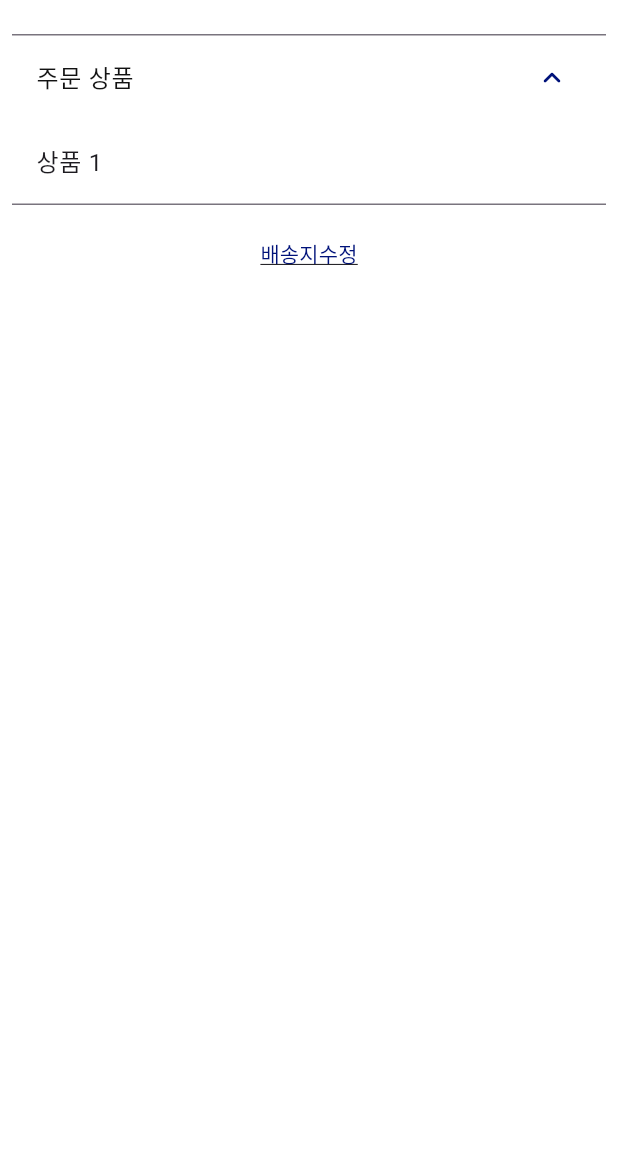
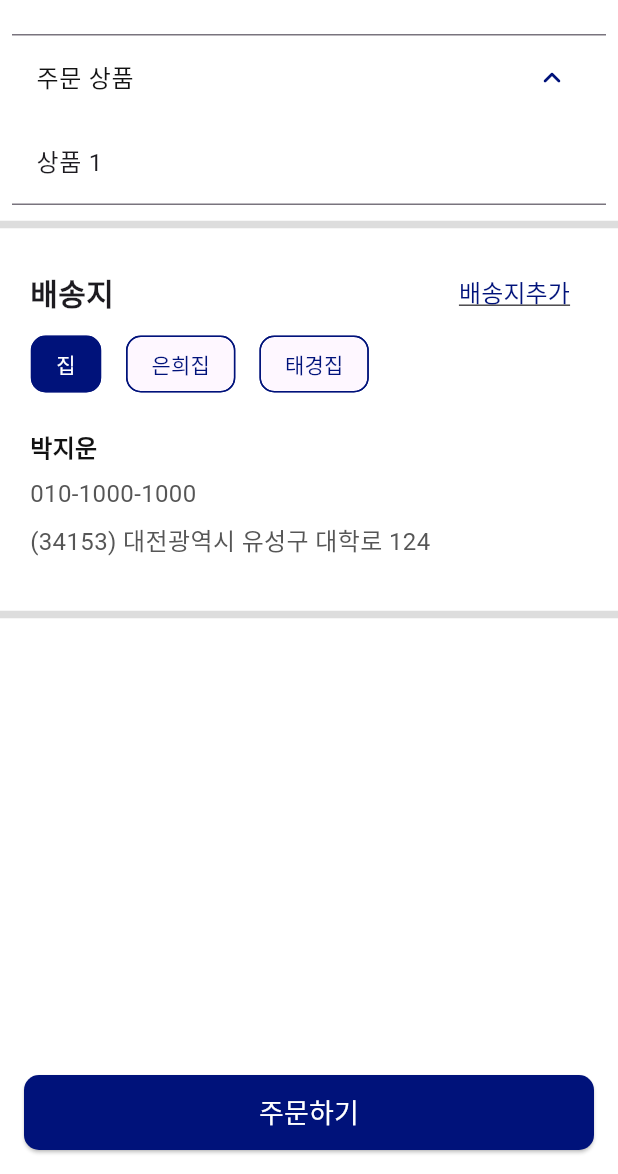
Before and after one commit to pedada6684/STA-D, a Flutter app: the OrderScreen screen opened directly, after a tap on "주문 상품", on a phone screen of 412 x 824 dp, the part 62-1236 px from its top. Run offline on Flutter 3.47's test engine with Material 3 defaults, Android fonts, the phone set to English and light mode, and no system bars; our stand-ins replace dio, firebase_auth, firebase_core, flutter_carousel_widget, flutter_dotenv, flutter_secure_storage and 2 more; missing offline and left inert: jwt_decode, qr_code_scanner, remedi_kopo; accounts and stored records are empty.

Commit message:
feat: 주문서 배송지 부분 UI 구현

```diff
--- a/stad/lib/main.dart
+++ b/stad/lib/main.dart
@@ -2,13 +2,14 @@ import 'package:flutter/material.dart';
 import 'package:firebase_core/firebase_core.dart';
 import 'package:flutter_dotenv/flutter_dotenv.dart';
 import 'package:provider/provider.dart';
-import 'package:stad/component/bottom_bar.dart';
 import 'package:stad/constant/animated_indexed_stack.dart';
 import 'package:stad/firebase_options.dart';
 import 'package:stad/providers/user_provider.dart';
 import 'package:stad/screen/cart/cart_screen.dart';
 import 'package:stad/screen/home/home_screen.dart';
 import 'package:stad/screen/myStad/myStad_screen.dart';
+
+import 'widget/bottom_bar.dart';
 
 Future<void> main() async {
   WidgetsFlutterBinding.ensureInitialized(); // Flutter 엔진과 위젯 트리 바인딩
--- /dev/null
+++ b/stad/lib/models/delivery_address.dart
@@ -0,0 +1,13 @@
+class DeliveryAddress {
+  final String name;
+  final String phone;
+  final String location;
+  final String locationNick;
+
+  DeliveryAddress({
+    required this.name,
+    required this.phone,
+    required this.location,
+    required this.locationNick,
+  });
+}
--- a/stad/lib/screen/cart/cart_screen.dart
+++ b/stad/lib/screen/cart/cart_screen.dart
@@ -1,7 +1,8 @@
 import 'package:flutter/material.dart';
-import 'package:stad/component/app_bar.dart';
-import 'package:stad/component/button.dart';
+
 import 'package:stad/constant/colors.dart';
+import 'package:stad/widget/app_bar.dart';
+import 'package:stad/widget/button.dart';
 
 class CartScreen extends StatefulWidget {
   const CartScreen({super.key});
--- a/stad/lib/screen/myStad/myStad_screen.dart
+++ b/stad/lib/screen/myStad/myStad_screen.dart
@@ -2,8 +2,6 @@ import 'package:flutter/material.dart';
 import 'package:flutter_secure_storage/flutter_secure_storage.dart';
 import 'package:google_sign_in/google_sign_in.dart';
 import 'package:provider/provider.dart';
-import 'package:stad/component/app_bar.dart';
-import 'package:stad/component/button.dart';
 import 'package:stad/constant/colors.dart';
 import 'package:stad/main.dart';
 import 'package:stad/models/user_model.dart';
@@ -12,6 +10,8 @@ import 'package:stad/screen/login/login_screen.dart';
 import 'package:stad/screen/myStad/mycommercial_screen.dart';
 import 'package:stad/screen/myStad/mycontents_screen.dart';
 import 'package:stad/screen/myStad/qr_screen.dart';
+import 'package:stad/widget/app_bar.dart';
+import 'package:stad/widget/button.dart';
 
 class MyStadScreen extends StatefulWidget {
   const MyStadScreen({super.key});
--- a/stad/lib/screen/myStad/mycommercial_screen.dart
+++ b/stad/lib/screen/myStad/mycommercial_screen.dart
@@ -1,6 +1,6 @@
 import 'package:flutter/material.dart';
-import 'package:stad/component/app_bar.dart';
 import 'package:stad/constant/colors.dart';
+import 'package:stad/widget/app_bar.dart';
 
 class MyCommercialScreen extends StatefulWidget {
   const MyCommercialScreen({super.key});
--- a/stad/lib/screen/myStad/mycontents_screen.dart
+++ b/stad/lib/screen/myStad/mycontents_screen.dart
@@ -1,7 +1,7 @@
 import 'package:flutter/material.dart';
-import 'package:stad/component/app_bar.dart';
 import 'package:stad/constant/colors.dart';
 import 'package:flutter_carousel_widget/flutter_carousel_widget.dart';
+import 'package:stad/widget/app_bar.dart';
 
 class MyContentsScreen extends StatefulWidget {
   const MyContentsScreen({super.key});
--- a/stad/lib/screen/myStad/qr_screen.dart
+++ b/stad/lib/screen/myStad/qr_screen.dart
@@ -1,7 +1,7 @@
 import 'package:flutter/material.dart';
 import 'package:qr_code_scanner/qr_code_scanner.dart';
-import 'package:stad/component/app_bar.dart';
 import 'package:stad/constant/colors.dart';
+import 'package:stad/widget/app_bar.dart';
 
 class QRScreen extends StatefulWidget {
   const QRScreen({Key? key}) : super(key: key);
--- a/stad/lib/screen/order/order_screen.dart
+++ b/stad/lib/screen/order/order_screen.dart
@@ -1,7 +1,10 @@
 import 'package:flutter/material.dart';
-import 'package:stad/component/address_screen.dart';
-import 'package:stad/component/app_bar.dart';
 import 'package:stad/constant/colors.dart';
+import 'package:stad/models/delivery_address.dart';
+import 'package:stad/screen/product/option_bottom_sheet.dart';
+import 'package:stad/widget/address_screen.dart';
+import 'package:stad/widget/app_bar.dart';
+import 'package:stad/widget/button.dart';
 
 class OrderScreen extends StatefulWidget {
   const OrderScreen({super.key});
@@ -15,7 +18,34 @@ class _OrderScreenState extends State<OrderScreen> {
   bool isExpanded = false;
   String? deliveryAddress; //배송지 주소 저장
 
-  final List<String> delieveryAddresses = [];
+  List<DeliveryAddress> deliveryAddresses = [
+    DeliveryAddress(
+      name: "박지운",
+      phone: "010-1000-1000",
+      location: "(34153) 대전광역시 유성구 대학로 124",
+      locationNick: "집",
+    ),
+    DeliveryAddress(
+      name: "최은희",
+      phone: "010-2000-2000",
+      location: "(12345) 서울특별시 강남구 테헤란로 123",
+      locationNick: "은희집",
+    ),
+    DeliveryAddress(
+      name: "이태경",
+      phone: "010-2000-2000",
+      location: "(12345) 서울특별시 강남구 테헤란로 123",
+      locationNick: "태경집",
+    ),
+  ];
+
+  @override
+  void initState() {
+    super.initState();
+    selectedDeliveryAddress = deliveryAddresses.first;
+  }
+
+  DeliveryAddress? selectedDeliveryAddress;
 
   @override
   Widget build(BuildContext context) {
@@ -30,8 +60,112 @@ class _OrderScreenState extends State<OrderScreen> {
       body: SingleChildScrollView(
         child: Column(
           children: [
-            Container(
-              margin: EdgeInsets.all(8.0),
+            _buildOrderHeadContainer(),
+            divider(),
+            _buildSelectAds(context),
+            divider(),
+          ],
+        ),
+      ),
+      bottomNavigationBar: SafeArea(
+        child: Padding(
+          padding: const EdgeInsets.all(16.0),
+          child: CustomElevatedButton(
+            text: '주문하기',
+            textColor: mainWhite,
+            backgroundColor: mainNavy,
+            onPressed: () {
+              showProductOptionBottomSheet(context);
+            },
+          ),
+        ),
+      ),
+    );
+  }
+
+  Container _buildSelectAds(BuildContext context) {
+    return Container(
+      color: mainWhite,
+      child: Padding(
+        padding: const EdgeInsets.symmetric(vertical: 16.0, horizontal: 20.0),
+        child: Column(
+          crossAxisAlignment: CrossAxisAlignment.start,
+          children: [
+            Row(
+              mainAxisAlignment: MainAxisAlignment.spaceBetween,
+              children: [
+                Text(
+                  '배송지',
+                  style: TextStyle(fontSize: 20.0, fontWeight: FontWeight.bold),
+                ),
+                TextButton(
+                  onPressed: () {
+                    showModalBottomSheet(
+                        context: context,
+                        isScrollControlled: true,
+                        useSafeArea: true,
+                        builder: (_) => AddressScreen());
+                  },
+                  child: Text(
+                    '배송지추가',
+                    style: TextStyle(
+                        decoration: TextDecoration.underline,
+                        color: mainNavy,
+                        fontSize: 16.0),
+                  ),
+                ),
+              ],
+            ),
+            deliveryAddresses.isNotEmpty
+                ? _buildDeliveryAddressButtons()
+                : Padding(
+                    padding: const EdgeInsets.all(16.0),
+                    child: Text('배송지를 추가해주세요.'),
+                  ),
+            if (selectedDeliveryAddress != null)
+              Padding(
+                padding: const EdgeInsets.only(top: 20.0, bottom: 16.0),
+                child: _buildDeliveryAds(),
+              ),
+          ],
+        ),
+      ),
+    );
+  }
+
+  Column _buildDeliveryAds() {
+    return Column(
+      crossAxisAlignment: CrossAxisAlignment.start,
+      children: [
+        Text(
+          selectedDeliveryAddress!.name,
+          style: TextStyle(
+              fontWeight: FontWeight.bold, fontSize: 16.0, color: mainBlack),
+        ),
+        _gap(),
+        Text(
+          selectedDeliveryAddress!.phone,
+          style: TextStyle(
+            fontSize: 16.0,
+            color: darkGray,
+          ),
+        ),
+        _gap(),
+        Text(
+          selectedDeliveryAddress!.location,
+          style: TextStyle(
+            fontSize: 16.0,
+            color: darkGray,
+          ),
+        ),
+      ],
+    );
+  }
+
+  Container _buildOrderHeadContainer() {
+    return Container(
+      child: Padding(
+        padding: const EdgeInsets.all(8.0),
         child: ExpansionTile(
           title: Text(
             selectedProduct ?? '주문 상품',
@@ -54,22 +188,73 @@ class _OrderScreenState extends State<OrderScreen> {
           ],
         ),
       ),
-            TextButton(
-                onPressed: () {
-                  showModalBottomSheet(
-                      context: context,
-                      isScrollControlled: true,
-                      useSafeArea: true,
-                      builder: (_) => AddressScreen());
+    );
+  }
+
+  Widget _buildDeliveryAddressButtons() {
+    return SingleChildScrollView(
+      scrollDirection: Axis.horizontal,
+      child: Row(
+        children: deliveryAddresses.map((address) {
+          bool isSelected = selectedDeliveryAddress == address;
+          return Padding(
+            padding: const EdgeInsets.only(right: 16.0),
+            child: ChoiceChip(
+              surfaceTintColor: mainWhite,
+              label: Text(
+                address.locationNick,
+                style: TextStyle(
+                  color: isSelected ? mainWhite : mainNavy, // 조건부 색상 지정
+                ),
+              ),
+              showCheckmark: false,
+              side: BorderSide(color: mainNavy),
+              shape: RoundedRectangleBorder(
+                borderRadius: BorderRadius.all(
+                  Radius.circular(10.0),
+                ),
+              ),
+              selected: isSelected,
+              selectedColor: mainNavy,
+              onSelected: (bool selected) {
+                setState(() {
+                  if (selected) {
+                    selectedDeliveryAddress = address;
+                  }
+                });
               },
-                child: Text(
-                  '배송지수정',
-                  style: TextStyle(
-                      decoration: TextDecoration.underline, color: mainNavy),
-                ))
-          ],
             ),
+          );
+        }).toList(),
       ),
     );
   }
 }
+
+class divider extends StatelessWidget {
+  const divider({
+    super.key,
+  });
+
+  @override
+  Widget build(BuildContext context) {
+    return Divider(
+      height: 10,
+      thickness: 5,
+      color: mainGray,
+    );
+  }
+}
+
+class _gap extends StatelessWidget {
+  const _gap({
+    super.key,
+  });
+
+  @override
+  Widget build(BuildContext context) {
+    return SizedBox(
+      height: 8.0,
+    );
+  }
+}
--- a/stad/lib/screen/product/option_bottom_sheet.dart
+++ b/stad/lib/screen/product/option_bottom_sheet.dart
@@ -1,9 +1,9 @@
 import 'package:flutter/material.dart';
-import 'package:stad/component/custom_dropdown.dart';
-import 'package:stad/component/page_animation.dart';
-import 'package:stad/component/quantity_changer.dart';
 import 'package:stad/constant/colors.dart';
 import 'package:stad/screen/order/order_screen.dart';
+import 'package:stad/widget/custom_dropdown.dart';
+import 'package:stad/widget/page_animation.dart';
+import 'package:stad/widget/quantity_changer.dart';
 
 // 모달 바텀 시트를 띄우는 함수
 void showProductOptionBottomSheet(BuildContext context) {
--- a/stad/lib/screen/product/product_screen.dart
+++ b/stad/lib/screen/product/product_screen.dart
@@ -1,9 +1,9 @@
 import 'package:flutter/material.dart';
-import 'package:stad/component/app_bar.dart';
-import 'package:stad/component/button.dart';
 import 'package:stad/constant/colors.dart';
 import 'package:stad/screen/product/option_bottom_sheet.dart';
 import 'package:stad/screen/product/product_detail_screen.dart';
+import 'package:stad/widget/app_bar.dart';
+import 'package:stad/widget/button.dart';
 
 class ProductScreen extends StatefulWidget {
   const ProductScreen({super.key});
--- a/stad/lib/services/order_service.dart
+++ b/stad/lib/services/order_service.dart
@@ -1,4 +1,27 @@
-import 'package:flutter/material.dart';
+import 'package:dio/dio.dart';
 
 class OrderService {
+  final Dio dio = Dio();
+  final String url = 'http://10.0.2.2:8080/api/user/location';
+
+  Future<void> sendAddressData(int userId, String location, String name,
+      String phone, String locationNick) async {
+    try {
+      final response = await dio.post(url, data: {
+        'userId': '1',
+        'location': location,
+        'name': name,
+        'phone': phone,
+        'locationNick': locationNick,
+      });
+      // 응답 처리
+      if (response.statusCode == 200) {
+        print('주소가 성공적으로 전송되었습니다.');
+      } else {
+        print('주소 전송에 실패했습니다: ${response.statusCode}');
+      }
+    } catch (e) {
+      print('주소 전송 중 에러 발생: $e');
+    }
+  }
 }
--- a/stad/lib/services/user_service.dart
+++ b/stad/lib/services/user_service.dart
@@ -81,8 +81,10 @@ class UserService {
     return false;
   }
 
-  Future<void> signOut() async {
+  Future<void> signOut(BuildContext context) async {
     await _googleSignIn.signOut();
     await _firebaseAuth.signOut();
+
+    Provider.of<UserProvider>(context, listen: false).clearUser();
   }
 }
--- a/stad/lib/component/address_screen.dart
+++ b/stad/lib/widget/address_screen.dart
@@ -1,8 +1,11 @@
 //api 받아오기
 import 'package:flutter/material.dart';
+import 'package:provider/provider.dart';
 import 'package:remedi_kopo/remedi_kopo.dart';
-import 'package:stad/component/button.dart';
 import 'package:stad/constant/colors.dart';
+import 'package:stad/providers/user_provider.dart';
+import 'package:stad/services/order_service.dart';
+import 'package:stad/widget/button.dart';
 
 class AddressScreen extends StatefulWidget {
   const AddressScreen({super.key});
@@ -102,6 +105,32 @@ class _AddressScreenState extends State<AddressScreen> {
     }
   }
 
+  void someFunctionToCallService() {
+    final userProvider = Provider.of<UserProvider>(context, listen: false);
+    print(userProvider.userId);
+    print(userProvider.userId);
+    print(userProvider.userId);
+    print(userProvider.userId);
+    print(userProvider.userId);
+    print(userProvider.userId);
+    print(userProvider.userId);
+    print(userProvider.userId);
+    print(userProvider.userId);
+    if (userProvider.userId != null) {
+      final orderService = OrderService();
+
+      orderService.sendAddressData(
+        userProvider.userId!,
+        _addressController.text,
+        _nameController.text,
+        _phoneController.text,
+        _adnickController.text,
+      );
+    } else {
+      print('로그인이 필요합니다.');
+    }
+  }
+
   @override
   Widget build(BuildContext context) {
     return Container(
@@ -147,7 +176,7 @@ class _AddressScreenState extends State<AddressScreen> {
             CustomElevatedButton(
               text: '완료',
               textColor: mainWhite,
-              onPressed: isFormFilled ? () {} : null,
+              onPressed: isFormFilled ? someFunctionToCallService : null,
               backgroundColor: mainNavy,
             )
           ],
```
Also changed, not shown: stad/lib/widget/app_bar.dart (renamed from stad/lib/component/app_bar.dart), stad/lib/widget/bottom_bar.dart (renamed from stad/lib/component/bottom_bar.dart), stad/lib/widget/button.dart (renamed from stad/lib/component/button.dart), stad/lib/widget/custom_dropdown.dart (renamed from stad/lib/component/custom_dropdown.dart), stad/lib/widget/page_animation.dart (renamed from stad/lib/component/page_animation.dart), stad/lib/widget/quantity_changer.dart (renamed from stad/lib/component/quantity_changer.dart). Lines whose indentation alone changed are shown as unchanged.
